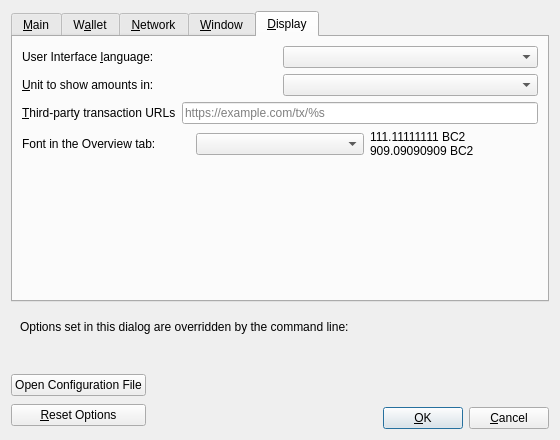
Before: the Qt Designer form src/qt/forms/optionsdialog.ui in BitcoincashII/bitcoincashII-core, drawn with Qt 5.
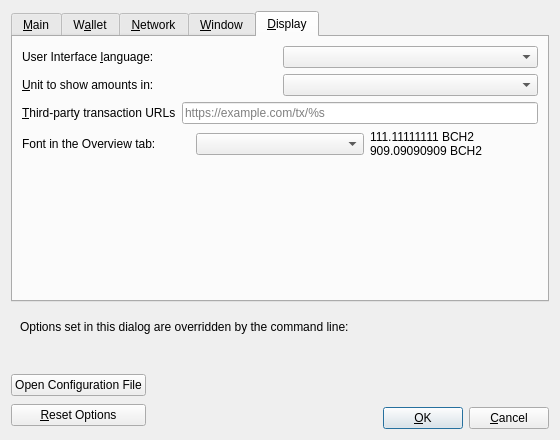
After: the same form once the commit is applied. The open tabs and pages were chosen to show the change. Custom widgets are drawn as their Qt base class.

```diff
--- a/src/qt/forms/optionsdialog.ui
+++ b/src/qt/forms/optionsdialog.ui
@@ -789,8 +789,8 @@
          <item>
           <widget class="QLabel" name="moneyFont_preview">
            <property name="text">
-            <string notr="true">111.11111111 BC2
-909.09090909 BC2</string>
+            <string notr="true">111.11111111 BCH2
+909.09090909 BCH2</string>
            </property>
           </widget>
          </item>
```
Left out of the diff: 8 changed lines with no effect on the pictures.
